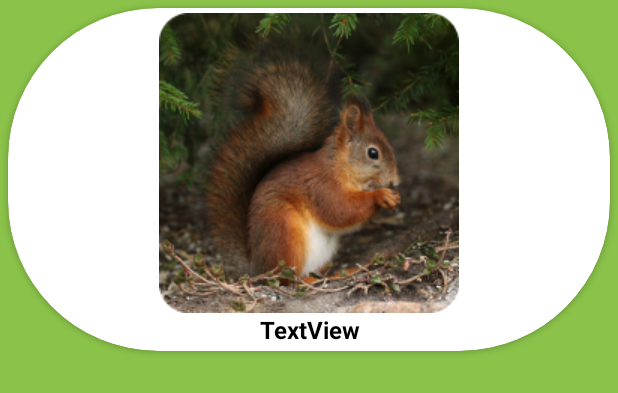
After one commit to toffeantyri/TotemAnimals, an Android app: the layout animal_shablon_xml.xml on its own in the app's theme, with its tools: preview values and no code run, on a phone screen of 412 x 824 dp. The commit adds this screen. Shown: the top 393 px of the screen. Run offline under Robolectric (Android 15) with nearby library versions, the phone set to English and light mode, and no system bars.

Commit message:
0.15 Добавлен data class - шаблон для передачи картинки и названия Добавлен class адаптер для передачи в recyclerView с class ом принимающим view элементы из animal_shablon_xml (карточка которая является шаблоном для заполнения картинкой и названием) Не доделана передаяа в адаптер

```diff
--- a/app/build.gradle
+++ b/app/build.gradle
@@ -33,4 +33,5 @@ dependencies {
     testImplementation 'junit:junit:4.12'
     androidTestImplementation 'androidx.test.ext:junit:1.1.3'
     androidTestImplementation 'androidx.test.espresso:espresso-core:3.4.0'
+    implementation 'androidx.cardview:cardview:1.0.0'
 }
--- /dev/null
+++ b/app/src/main/java/com/example/totemanimals/animals_adapt_list.kt
@@ -0,0 +1,12 @@
+package com.example.totemanimals
+
+import android.view.View
+import androidx.recyclerview.widget.RecyclerView
+
+class AnimalsAdaptList: RecyclerView.Adapter<AnimalsAdaptList.AnimalHolder> {
+    class AnimalHolder(animal_item: View) : RecyclerView.ViewHolder(animal_item){
+        fun bind(shablonAnimal: shablon_animal) {
+            //val im =
+        }
+    }
+}
--- /dev/null
+++ b/app/src/main/java/com/example/totemanimals/shablon_animal.kt
@@ -0,0 +1,5 @@
+package com.example.totemanimals
+
+data class shablon_animal (val im_animal:Int, val title_animal:String) {
+
+}
--- a/app/src/main/res/layout/activity_main.xml
+++ b/app/src/main/res/layout/activity_main.xml
@@ -118,4 +118,13 @@
         app:layout_constraintStart_toStartOf="parent"
         app:srcCompat="@drawable/ic_expand_less_black_32dp" />
 
+    <androidx.recyclerview.widget.RecyclerView
+        android:id="@+id/rcView_AnList"
+        android:layout_width="0dp"
+        android:layout_height="0dp"
+        app:layout_constraintBottom_toTopOf="@+id/btn_open_menu"
+        app:layout_constraintEnd_toEndOf="parent"
+        app:layout_constraintStart_toStartOf="parent"
+        app:layout_constraintTop_toTopOf="parent" />
+
 </androidx.constraintlayout.widget.ConstraintLayout>
--- /dev/null
+++ b/app/src/main/res/layout/animal_shablon_xml.xml
@@ -0,0 +1,46 @@
+<?xml version="1.0" encoding="utf-8"?>
+<androidx.constraintlayout.widget.ConstraintLayout xmlns:android="http://schemas.android.com/apk/res/android"
+    xmlns:app="http://schemas.android.com/apk/res-auto"
+    android:layout_width="match_parent"
+    android:layout_height="match_parent"
+    android:background="#8BC34A">
+
+    <androidx.cardview.widget.CardView
+        android:layout_width="match_parent"
+        android:layout_height="wrap_content"
+        android:layout_marginHorizontal="5dp"
+        android:layout_marginVertical="5dp"
+        android:background="#FFFFFF"
+        app:cardCornerRadius="100dp"
+        app:layout_constraintBottom_toBottomOf="parent"
+        app:layout_constraintEnd_toEndOf="parent"
+        app:layout_constraintStart_toStartOf="parent"
+        app:layout_constraintTop_toTopOf="parent"
+        app:layout_constraintVertical_bias="0.0">
+
+        <LinearLayout
+            android:layout_width="match_parent"
+            android:layout_height="match_parent"
+            android:layout_margin="3dp"
+            android:orientation="vertical">
+
+            <ImageView
+                android:id="@+id/im_item_shablon"
+                android:layout_width="match_parent"
+                android:layout_height="wrap_content"
+                app:srcCompat="@drawable/smallbelka" />
+
+            <TextView
+                android:id="@+id/textView2"
+                android:layout_width="match_parent"
+                android:layout_height="match_parent"
+                android:layout_weight="1"
+                android:gravity="center"
+                android:text="TextView"
+                android:textColor="#000000"
+                android:textSize="16sp"
+                android:textStyle="bold" />
+        </LinearLayout>
+
+    </androidx.cardview.widget.CardView>
+</androidx.constraintlayout.widget.ConstraintLayout>
```
Also changed, not shown: app/src/main/res/drawable/smallbelka.png (renamed from app/src/main/res/animals_draw/small/smallbelka.png), app/src/main/res/drawable/smallbober.png (renamed from app/src/main/res/animals_draw/small/smallbober.png), app/src/main/res/drawable/smallezh.png (renamed from app/src/main/res/animals_draw/small/smallezh.png), app/src/main/res/drawable/smallfilin.png (renamed from app/src/main/res/animals_draw/small/smallfilin.png), app/src/main/res/drawable/smallkon.png (renamed from app/src/main/res/animals_draw/small/smallkon.png), app/src/main/res/drawable/smalllebed.png (renamed from app/src/main/res/animals_draw/small/smalllebed.png), app/src/main/res/drawable/smalllisa.png (renamed from app/src/main/res/animals_draw/small/smalllisa.png), app/src/main/res/drawable/smallmedved.png (renamed from app/src/main/res/animals_draw/small/smallmedved.png), app/src/main/res/drawable/smallolen.png (renamed from app/src/main/res/animals_draw/small/smallolen.png), app/src/main/res/drawable/smallorel.png (renamed from app/src/main/res/animals_draw/small/smallorel.png), app/src/main/res/drawable/smallpetuh.png (renamed from app/src/main/res/animals_draw/small/smallpetuh.png), app/src/main/res/drawable/smallslon.png (renamed from app/src/main/res/animals_draw/small/smallslon.png), app/src/main/res/drawable/smalltur.png (renamed from app/src/main/res/animals_draw/small/smalltur.png), app/src/main/res/drawable/smalluzh.png (renamed from app/src/main/res/animals_draw/small/smalluzh.png), 1 more files.
